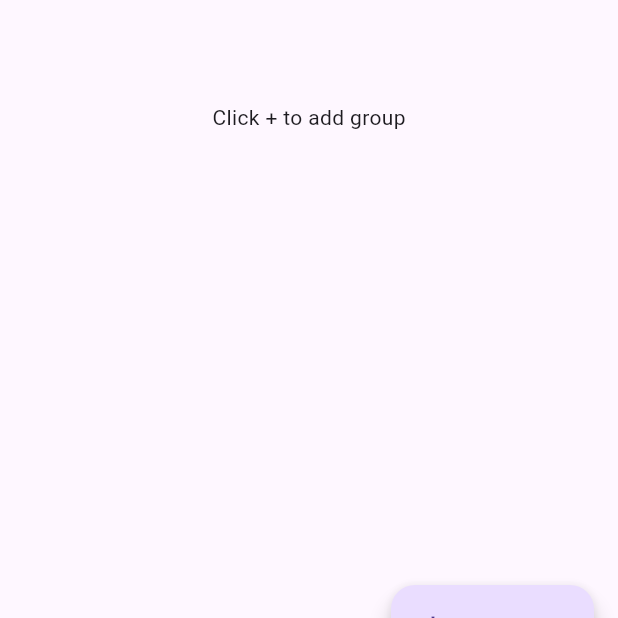
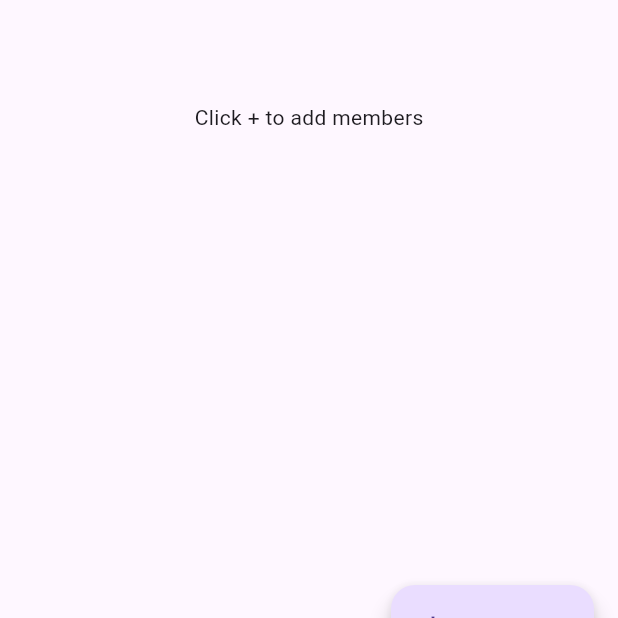
Before and after one commit to pratikmmohite/bachatgatmanager, a Flutter app: the screen it shows after launch, on a phone screen of 412 x 824 dp, the part 543-1161 px from its top. Run offline on Flutter 3.47's test engine with Material 3 defaults, Android fonts, the phone set to English and light mode, and no system bars; our stand-ins replace file_picker, open_filex, pdf, printing, shared_preferences, sqflite and 2 more; missing offline and left inert: excel, file_saver; accounts and stored records are empty.

Commit message:
Fixes and improvement

```diff
--- a/lib/features/groups/groups_screen.dart
+++ b/lib/features/groups/groups_screen.dart
@@ -74,7 +74,7 @@ class _GroupsScreenState extends State<GroupsScreen> {
           );
           await refreshGroupList();
         },
-        label: Text(local.abAddGroup),
+        label: Text(local.bAddGroup),
         icon: const Icon(Icons.add),
       ),
     );
--- a/lib/features/groups/pages/group/groups_list_page.dart
+++ b/lib/features/groups/pages/group/groups_list_page.dart
@@ -1,5 +1,6 @@
 import 'package:bachat_gat/common/common_index.dart';
 import 'package:bachat_gat/features/groups/pages/group/group_actions.dart';
+import 'package:bachat_gat/locals/app_local_delegate.dart';
 import 'package:flutter/material.dart';
 
 import '../../dao/groups_dao.dart';
@@ -79,12 +80,16 @@ class GroupsListPageState extends State<GroupsListPage> {
 
   @override
   Widget build(BuildContext context) {
+    var local = AppLocal.of(context);
     return RefreshIndicator(
       onRefresh: () async {
         await getGroups();
       },
       child: groups.isEmpty
-          ? const Center(child: Text("Click + to add group"))
+          ? Center(
+              child: Text(
+              local.mAddGroupMsg,
+            ))
           : ListView.builder(
               itemBuilder: (ctx, index) {
                 var group = groups[index];
--- a/lib/locals/app_local.dart
+++ b/lib/locals/app_local.dart
@@ -14,6 +14,10 @@ abstract class AppLocalization {
     "mSelectLoan": "Please select loan",
     "mEnterLoanAmount": "Please enter loan amount",
     "mEnterShareAmount": "Please enter share amount",
+    "mAddGroupMsg": "Click + to add members",
+    "mAddMemberMsg": "Click + to add groups",
+    "bAddGroup": "Add Group",
+    "bAddMember": "Add Member",
     "bImportFile": "Import Data",
     "bExportFile": "Export Data",
     "bSave": "Save",
@@ -98,7 +102,7 @@ abstract class AppLocalization {
     "ladd": "Added On",
     "lmcr": "Monthly credit",
     "lcb": " Monthly Closing balance",
-    "lcrdr": "Total"
+    "lcrdr": "Total",
   };
   List<String> get months => [
         "Jan",
@@ -134,8 +138,11 @@ abstract class AppLocalization {
   String get abMemberList => getValue("abMemberList");
   String get abLoanList => getValue("abLoanList");
   String get abAddGroup => getValue("abAddGroup");
+
   String get abImportExport => getValue("abImportExport");
   // Messages
+  String get mAddMemberMsg => getValue("mAddMemberMsg");
+  String get mAddGroupMsg => getValue("mAddGroupMsg");
   String get mLoanSuccess => getValue("mLoanSuccess");
   String get mRecordedLoanPaymentSuccess =>
       getValue("mRecordedLoanPaymentSuccess");
@@ -147,6 +154,8 @@ abstract class AppLocalization {
   String get mEnterLoanAmount => getValue("mEnterLoanAmount");
   String get mEnterShareAmount => getValue("mEnterShareAmount");
   // Buttons
+  String get bAddGroup => getValue("bAddGroup");
+  String get bAddMember => getValue("bAddMember");
   String get bGiveLoan => getValue("bGiveLoan");
   String get bImportFile => getValue("bImportFile");
   String get bExportFile => getValue("bExportFile");
@@ -256,6 +265,10 @@ class MrAppLocalization extends AppLocalization {
         "mSelectLoan": "कृपया कर्ज निवडा",
         "mEnterLoanAmount": "कृपया कर्ज रक्कम प्रविष्ट करा",
         "mEnterShareAmount": "कृपया शेअर रक्कम प्रविष्ट करा",
+        "mAddGroupMsg": "गट जोडण्यासाठी + वर क्लिक करा",
+        "mAddMemberMsg": "सदस्य जोडण्यासाठी + वर क्लिक करा",
+        "bAddGroup": "समूह जोडा",
+        "bAddMember": "सदस्य जोडा",
         "bImportFile": "डेटा आयात करा",
         "bExportFile": "डेटा निर्यात करा",
         "bSave": "सेव्ह",
```
Also changed, not shown: lib/features/groups/pages/member/members_list_page.dart (+5 -4 lines).
